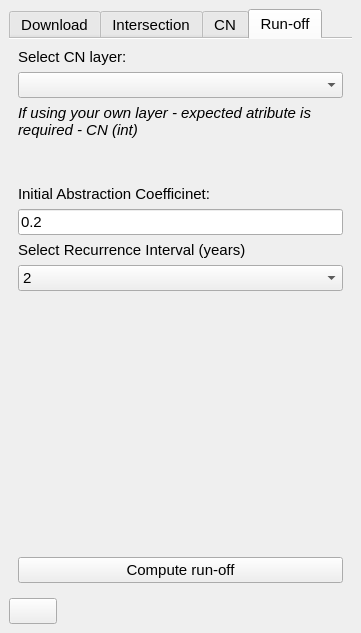
Above: czech_land_use_and_CN_Analyzer_dockwidget_base.ui from ctu-geoforall-lab/qgis-czech-lu-cn-analyzer-plugin before the change. Below: the same form after it.
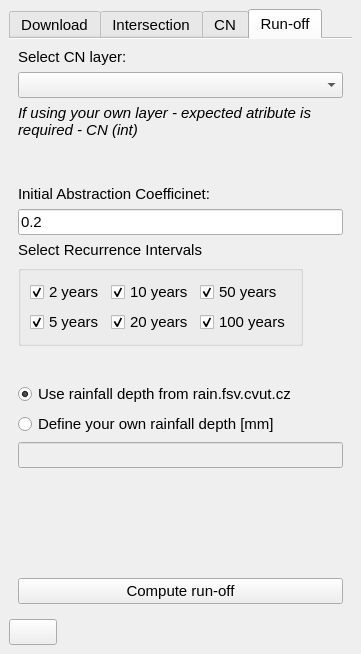
That is the form after the change. The open tabs and pages were chosen to show the change. Icons and pictures are not drawn. Custom widgets are drawn as their Qt base class.

The edit to the form file:
```diff
--- a/czech_land_use_and_CN_Analyzer_dockwidget_base.ui
+++ b/czech_land_use_and_CN_Analyzer_dockwidget_base.ui
@@ -7,7 +7,7 @@
     <x>0</x>
     <y>0</y>
     <width>361</width>
-    <height>633</height>
+    <height>654</height>
    </rect>
   </property>
   <property name="sizePolicy">
@@ -526,8 +526,131 @@
         <string>Run-off</string>
        </attribute>
        <layout class="QGridLayout" name="gridLayout_4">
-        <item row="1" column="0">
-         <widget class="QgsMapLayerComboBox" name="mMapLayerComboBox_CN"/>
+        <item row="14" column="0">
+         <widget class="QLineEdit" name="OwnRainInput">
+          <property name="enabled">
+           <bool>false</bool>
+          </property>
+         </widget>
+        </item>
+        <item row="0" column="0">
+         <widget class="QLabel" name="label_6">
+          <property name="sizePolicy">
+           <sizepolicy hsizetype="Minimum" vsizetype="Fixed">
+            <horstretch>0</horstretch>
+            <verstretch>0</verstretch>
+           </sizepolicy>
+          </property>
+          <property name="text">
+           <string>Select CN layer:</string>
+          </property>
+         </widget>
+        </item>
+        <item row="15" column="0">
+         <spacer name="verticalSpacer_7">
+          <property name="orientation">
+           <enum>Qt::Vertical</enum>
+          </property>
+          <property name="sizeType">
+           <enum>QSizePolicy::Expanding</enum>
+          </property>
+          <property name="sizeHint" stdset="0">
+           <size>
+            <width>20</width>
+            <height>40</height>
+           </size>
+          </property>
+         </spacer>
+        </item>
+        <item row="8" column="0">
+         <widget class="QGroupBox" name="groupBox">
+          <property name="enabled">
+           <bool>true</bool>
+          </property>
+          <property name="sizePolicy">
+           <sizepolicy hsizetype="Fixed" vsizetype="Fixed">
+            <horstretch>30</horstretch>
+            <verstretch>50</verstretch>
+           </sizepolicy>
+          </property>
+          <property name="title">
+           <string/>
+          </property>
+          <layout class="QGridLayout" name="gridLayout_5">
+           <item row="0" column="0">
+            <widget class="QCheckBox" name="checkBox_2yr">
+             <property name="sizePolicy">
+              <sizepolicy hsizetype="Minimum" vsizetype="Minimum">
+               <horstretch>0</horstretch>
+               <verstretch>0</verstretch>
+              </sizepolicy>
+             </property>
+             <property name="text">
+              <string>2 years</string>
+             </property>
+             <property name="checked">
+              <bool>true</bool>
+             </property>
+            </widget>
+           </item>
+           <item row="0" column="1">
+            <widget class="QCheckBox" name="checkBox_10yr">
+             <property name="text">
+              <string>10 years</string>
+             </property>
+             <property name="checked">
+              <bool>true</bool>
+             </property>
+            </widget>
+           </item>
+           <item row="0" column="2">
+            <widget class="QCheckBox" name="checkBox_50yr">
+             <property name="text">
+              <string>50 years</string>
+             </property>
+             <property name="checked">
+              <bool>true</bool>
+             </property>
+            </widget>
+           </item>
+           <item row="1" column="0">
+            <widget class="QCheckBox" name="checkBox_5yr">
+             <property name="sizePolicy">
+              <sizepolicy hsizetype="Fixed" vsizetype="Fixed">
+               <horstretch>0</horstretch>
+               <verstretch>0</verstretch>
+              </sizepolicy>
+             </property>
+             <property name="text">
+              <string>5 years</string>
+             </property>
+             <property name="checked">
+              <bool>true</bool>
+             </property>
+            </widget>
+           </item>
+           <item row="1" column="1">
+            <widget class="QCheckBox" name="checkBox_20yr">
+             <property name="text">
+              <string>20 years</string>
+             </property>
+             <property name="checked">
+              <bool>true</bool>
+             </property>
+            </widget>
+           </item>
+           <item row="1" column="2">
+            <widget class="QCheckBox" name="checkBox_100yr">
+             <property name="text">
+              <string>100 years</string>
+             </property>
+             <property name="checked">
+              <bool>true</bool>
+             </property>
+            </widget>
+           </item>
+          </layout>
+         </widget>
         </item>
         <item row="5" column="0">
          <widget class="QLineEdit" name="InitialAbstractionCoeff">
@@ -542,38 +665,37 @@
           </property>
          </widget>
         </item>
-        <item row="7" column="0">
-         <widget class="QComboBox" name="comboBox">
-          <item>
-           <property name="text">
-            <string>2</string>
-           </property>
-          </item>
-          <item>
-           <property name="text">
-            <string>5</string>
-           </property>
-          </item>
-          <item>
-           <property name="text">
-            <string>10</string>
-           </property>
-          </item>
-          <item>
-           <property name="text">
-            <string>20</string>
-           </property>
-          </item>
-          <item>
-           <property name="text">
-            <string>50</string>
-           </property>
-          </item>
-          <item>
-           <property name="text">
-            <string>100</string>
-           </property>
-          </item>
+        <item row="9" column="0">
+         <spacer name="verticalSpacer_8">
+          <property name="orientation">
+           <enum>Qt::Vertical</enum>
+          </property>
+          <property name="sizeType">
+           <enum>QSizePolicy::Fixed</enum>
+          </property>
+          <property name="sizeHint" stdset="0">
+           <size>
+            <width>20</width>
+            <height>30</height>
+           </size>
+          </property>
+         </spacer>
+        </item>
+        <item row="12" column="0">
+         <widget class="QRadioButton" name="radioButtonRainRainfall">
+          <property name="text">
+           <string>Use rainfall depth from rain.fsv.cvut.cz</string>
+          </property>
+          <property name="checked">
+           <bool>true</bool>
+          </property>
+         </widget>
+        </item>
+        <item row="16" column="0">
+         <widget class="QPushButton" name="pushButton_runoff">
+          <property name="text">
+           <string>Compute run-off</string>
+          </property>
          </widget>
         </item>
         <item row="4" column="0">
@@ -589,31 +711,8 @@
           </property>
          </widget>
         </item>
-        <item row="8" column="0">
-         <spacer name="verticalSpacer_7">
-          <property name="orientation">
-           <enum>Qt::Vertical</enum>
-          </property>
-          <property name="sizeHint" stdset="0">
-           <size>
-            <width>20</width>
-            <height>40</height>
-           </size>
-          </property>
-         </spacer>
-        </item>
-        <item row="0" column="0">
-         <widget class="QLabel" name="label_6">
-          <property name="sizePolicy">
-           <sizepolicy hsizetype="Minimum" vsizetype="Fixed">
-            <horstretch>0</horstretch>
-            <verstretch>0</verstretch>
-           </sizepolicy>
-          </property>
-          <property name="text">
-           <string>Select CN layer:</string>
-          </property>
-         </widget>
+        <item row="1" column="0">
+         <widget class="QgsMapLayerComboBox" name="mMapLayerComboBox_CN"/>
         </item>
         <item row="2" column="0">
          <widget class="QLabel" name="label_7">
@@ -638,13 +737,6 @@
           </property>
          </widget>
         </item>
-        <item row="6" column="0">
-         <widget class="QLabel" name="label_9">
-          <property name="text">
-           <string>Select Recurrence Interval (years)</string>
-          </property>
-         </widget>
-        </item>
         <item row="3" column="0">
          <spacer name="verticalSpacer_6">
           <property name="orientation">
@@ -661,10 +753,23 @@
           </property>
          </spacer>
         </item>
-        <item row="9" column="0">
-         <widget class="QPushButton" name="pushButton_2">
+        <item row="6" column="0">
+         <widget class="QLabel" name="label_9">
+          <property name="sizePolicy">
+           <sizepolicy hsizetype="Preferred" vsizetype="Fixed">
+            <horstretch>0</horstretch>
+            <verstretch>0</verstretch>
+           </sizepolicy>
+          </property>
           <property name="text">
-           <string>Compute run-off</string>
+           <string>Select Recurrence Intervals</string>
+          </property>
+         </widget>
+        </item>
+        <item row="13" column="0">
+         <widget class="QRadioButton" name="radioButtonUserRainfall">
+          <property name="text">
+           <string>Define your own rainfall depth [mm]</string>
           </property>
          </widget>
         </item>
```
Left out of the diff: 68 changed lines with no effect on the pictures.
